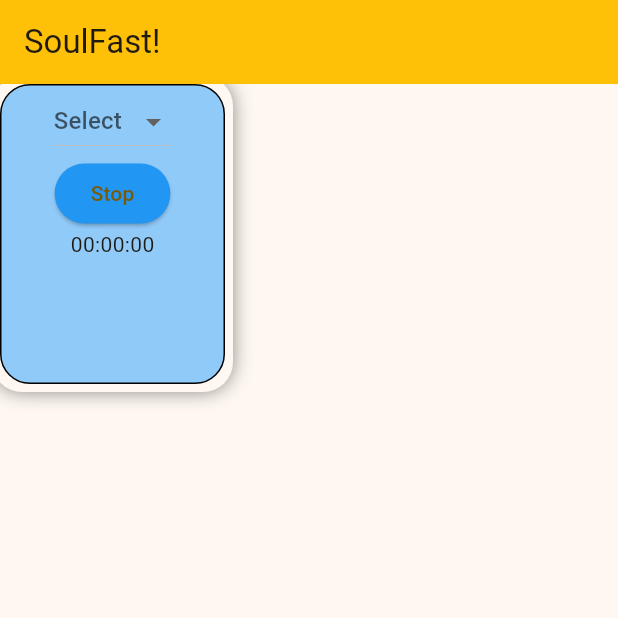
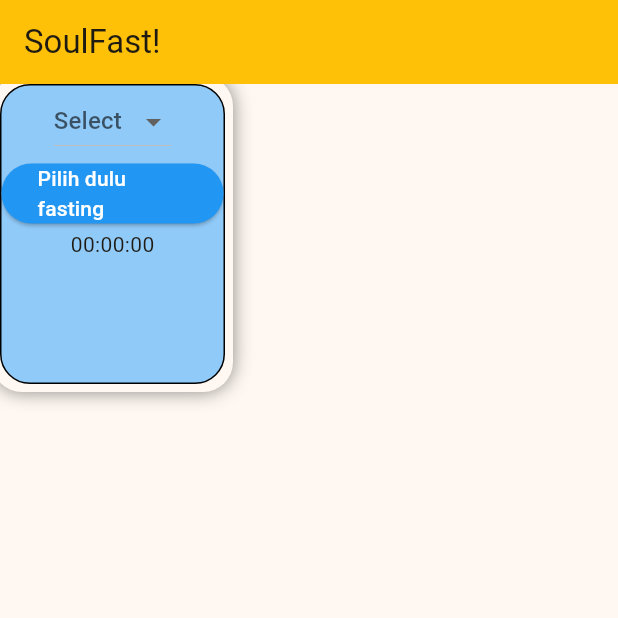
Before and after one commit to ilhamafandi21/soul-fast, a Flutter app: the screen it shows after launch, after a tap on "Start", on a phone screen of 412 x 824 dp, the top half of it. Run offline on Flutter 3.47's test engine with Material 3 defaults, Android fonts, the phone set to English and light mode, and no system bars.

Commit message:
9  nov  2025

```diff
--- a/lib/widgets/dropdown_widget.dart
+++ b/lib/widgets/dropdown_widget.dart
@@ -11,6 +11,7 @@ class DropdownWidget extends StatefulWidget {
 
 class _DropdownWidgetState extends State<DropdownWidget> {
   String? selectedFast;
+  String? buttonText;
   int durationFasting = 0;
   Timer? countdownFast;
 
@@ -57,8 +58,11 @@ class _DropdownWidgetState extends State<DropdownWidget> {
       setState(() {
         if (durationFasting > 0) {
           durationFasting--;
+          buttonText = 'Stop';
+
         } else {
           e.cancel();
+          buttonText = 'Pilih dulu fasting';
         }
       });
     });
@@ -99,6 +103,7 @@ class _DropdownWidgetState extends State<DropdownWidget> {
             setState(() {
               selectedFast = valueSelectedFasting.toString();
               sumDurationFasting();
+              buttonText = 'Start';
             });
           },
         ),
@@ -113,8 +118,8 @@ class _DropdownWidgetState extends State<DropdownWidget> {
                 : startFasting();
           },
           child: Text(
-            (countdownFast != null) ? 'Stop' : 'Start',
-            style: TextStyle(color: Colors.),
+            (countdownFast != null) ? buttonText.toString() : 'Start',
+            style: TextStyle(color: Colors.white),
           ),
         ),
         Text(formatTime(durationFasting)),
```
